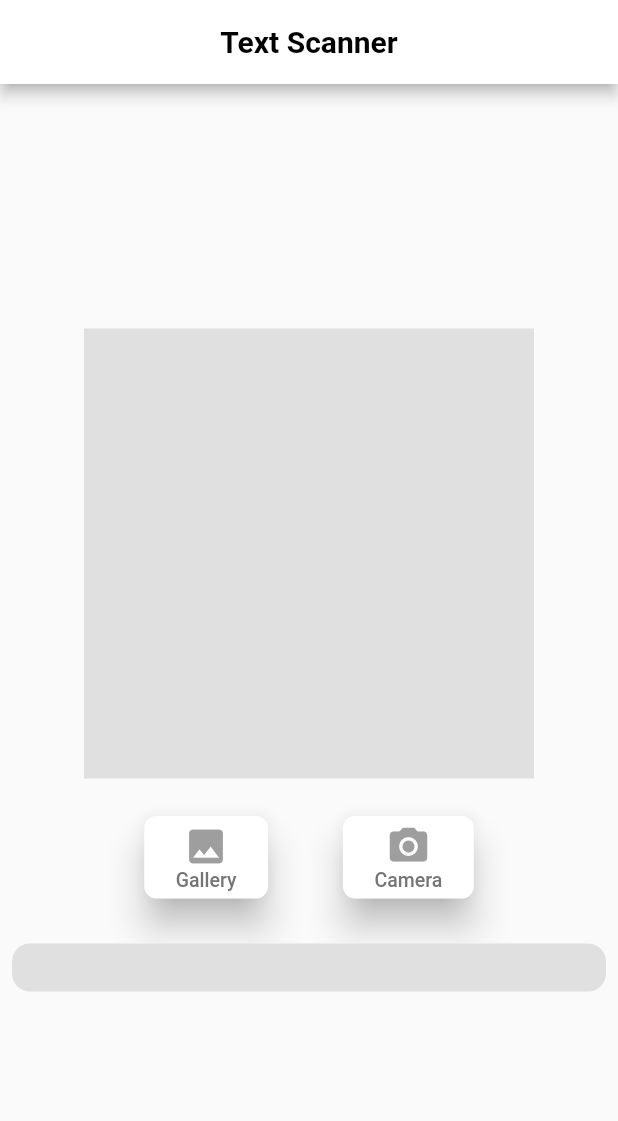
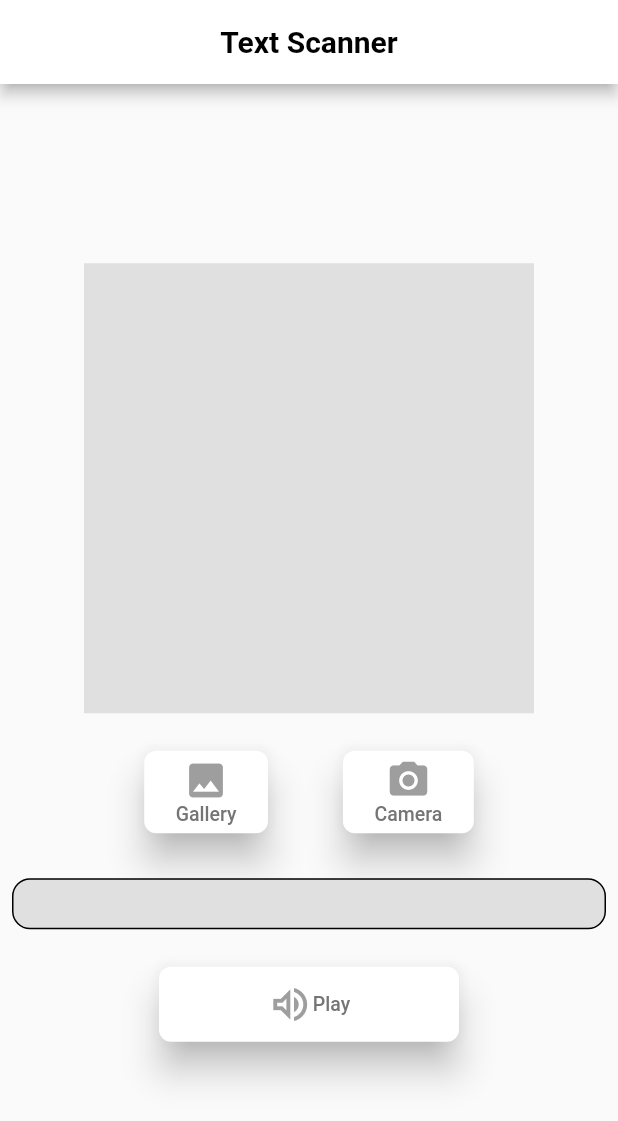
Before and after one commit to Uttkarsh-raj/Text-Scanner, a Flutter app: the screen it shows after launch, on a phone screen of 412 x 824 dp. Shown: the top 1121 px of the screen. Run offline on Flutter 3.47's test engine with Material 2 defaults, Android fonts, the phone set to English and light mode, and no system bars; our stand-ins replace flutter_tts, image_picker; missing offline and left inert: google_ml_kit.

Commit message:
Text to Speech

```diff
--- a/lib/screens/home_page.dart
+++ b/lib/screens/home_page.dart
@@ -1,6 +1,7 @@
 import 'dart:io';
 
 import 'package:flutter/material.dart';
+import 'package:flutter_tts/flutter_tts.dart';
 import 'package:google_ml_kit/google_ml_kit.dart';
 import 'package:image_picker/image_picker.dart';
 
@@ -15,6 +16,7 @@ class _HomePageState extends State<HomePage> {
   bool textScanning = false;
   XFile? imageFile;
   String scannedText = "";
+  final FlutterTts flutterTts = FlutterTts();
   @override
   Widget build(BuildContext context) {
     return Scaffold(
@@ -128,6 +130,7 @@ class _HomePageState extends State<HomePage> {
                 Center(
                   child: Container(
                     decoration: BoxDecoration(
+                      border: Border.all(),
                       borderRadius: BorderRadius.circular(12),
                       color: Colors.grey[300],
                     ),
@@ -141,7 +144,49 @@ class _HomePageState extends State<HomePage> {
                       ),
                     ),
                   ),
-                )
+                ),
+                Padding(
+                  padding: const EdgeInsets.fromLTRB(8, 15, 8, 10),
+                  child: Container(
+                    width: 200,
+                    height: 60,
+                    margin: const EdgeInsets.symmetric(horizontal: 5),
+                    padding: const EdgeInsets.only(top: 10),
+                    child: ElevatedButton(
+                      style: ElevatedButton.styleFrom(
+                        primary: Colors.white,
+                        onPrimary: Colors.grey,
+                        shadowColor: Colors.grey[400],
+                        elevation: 10,
+                        shape: RoundedRectangleBorder(
+                            borderRadius: BorderRadius.circular(8.0)),
+                      ),
+                      onPressed: () {
+                        speak(scannedText);
+                      },
+                      child: Container(
+                        margin: const EdgeInsets.symmetric(
+                            vertical: 5, horizontal: 5),
+                        child: Row(
+                          mainAxisSize: MainAxisSize.min,
+                          mainAxisAlignment: MainAxisAlignment.spaceBetween,
+                          children: [
+                            const Icon(
+                              Icons.volume_up_outlined,
+                              color: Colors.grey,
+                              size: 30,
+                            ),
+                            Text(
+                              "Play",
+                              style: TextStyle(
+                                  fontSize: 13, color: Colors.grey[600]),
+                            )
+                          ],
+                        ),
+                      ),
+                    ),
+                  ),
+                ),
               ],
             ),
           ),
@@ -181,4 +226,10 @@ class _HomePageState extends State<HomePage> {
     textScanning = false;
     setState(() {});
   }
+
+  speak(String text) async {
+    await flutterTts.setLanguage("en-US");
+    await flutterTts.setPitch(1);
+    await flutterTts.speak(text);
+  }
 }
--- a/pubspec.yaml
+++ b/pubspec.yaml
@@ -38,6 +38,7 @@ dependencies:
   cupertino_icons: ^1.0.2
   google_ml_kit: ^0.13.0
   image_picker: ^0.8.6
+  flutter_tts: ^3.6.2
 
 dev_dependencies:
   flutter_test:
```
Also changed, not shown: pubspec.lock, 3 other files.
